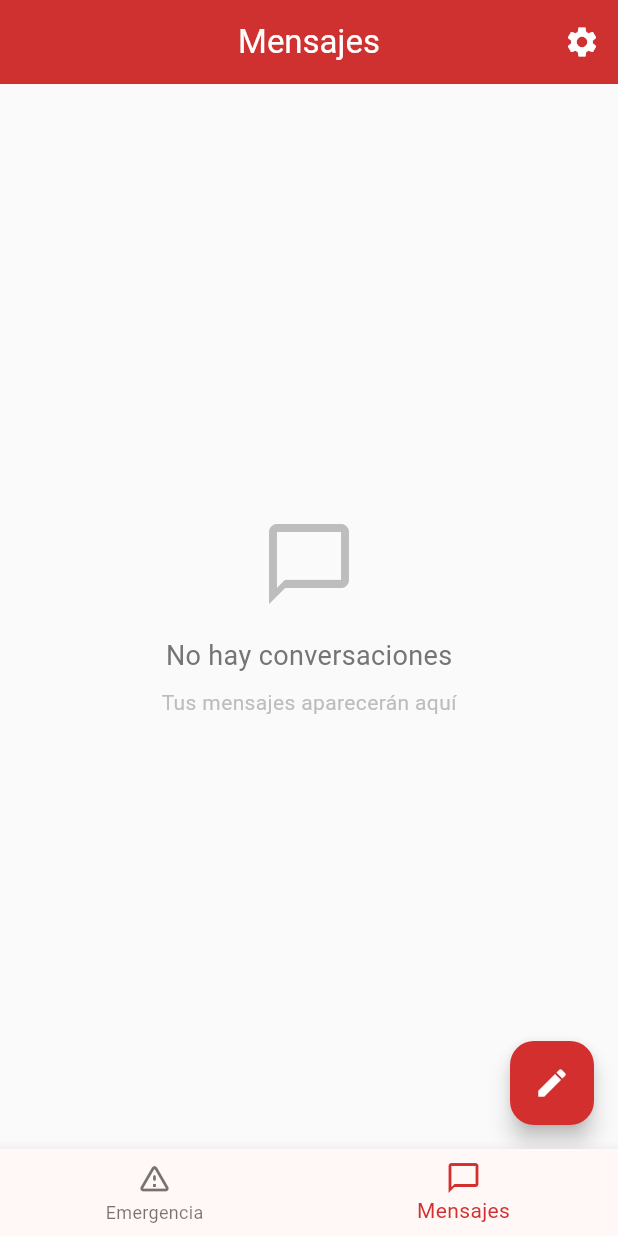
After one commit to jhcoder2024/localizador-movil-emergencia, a Flutter app: the HomeScreen screen opened by its route, item 2 of the bottom bar chosen, after a tap on the "edit" icon, on a phone screen of 412 x 824 dp. The commit adds this screen. Run offline on Flutter 3.47's test engine with Material 3 defaults, Android fonts, the phone set to English and light mode, and no system bars; our stand-ins replace audioplayers, dio, drift, equatable, flutter_contacts, flutter_dotenv and 7 more; missing offline and left inert: flutter_background_service; accounts and stored records are empty; generated files the repository leaves out were written again; project files that could hold a hidden picture were left out.

Commit message:
Conversion de la app en una app de sms. sprint 3

```diff
--- a/lib/app/di/presentation_module.dart
+++ b/lib/app/di/presentation_module.dart
@@ -2,6 +2,7 @@ import 'package:get_it/get_it.dart';
 import 'package:provider/provider.dart';
 import 'package:localizador_movil_emergencia/presentation/providers/main_provider.dart';
 import 'package:localizador_movil_emergencia/presentation/providers/config_provider.dart';
+import 'package:localizador_movil_emergencia/presentation/providers/inbox_provider.dart';
 
 final getIt = GetIt.instance;
 
@@ -23,6 +24,11 @@ void initPresentationModule() {
       smsRepository: getIt(),
     ),
   );
+  getIt.registerFactory<InboxProvider>(
+    () => InboxProvider(
+      smsInboxRepository: getIt(),
+    ),
+  );
 }
 
 List<ChangeNotifierProvider> get providers => [
@@ -32,4 +38,7 @@ List<ChangeNotifierProvider> get providers => [
       ChangeNotifierProvider<ConfigProvider>(
         create: (_) => getIt<ConfigProvider>(),
       ),
+      ChangeNotifierProvider<InboxProvider>(
+        create: (_) => getIt<InboxProvider>(),
+      ),
     ];
--- /dev/null
+++ b/lib/presentation/providers/inbox_provider.dart
@@ -0,0 +1,34 @@
+import 'dart:async';
+import 'package:flutter/foundation.dart';
+import 'package:localizador_movil_emergencia/domain/entities/conversation.dart';
+import 'package:localizador_movil_emergencia/domain/repositories/sms_inbox_repository.dart';
+
+class InboxProvider extends ChangeNotifier {
+  final SmsInboxRepository _smsInboxRepository;
+  StreamSubscription? _conversationsSub;
+
+  List<Conversation> _conversations = [];
+  bool _cargando = true;
+
+  InboxProvider({required SmsInboxRepository smsInboxRepository})
+      : _smsInboxRepository = smsInboxRepository;
+
+  List<Conversation> get conversations => _conversations;
+  bool get cargando => _cargando;
+  bool get vacio => !_cargando && _conversations.isEmpty;
+
+  void init() {
+    _conversationsSub?.cancel();
+    _conversationsSub = _smsInboxRepository.watchConversations().listen((convs) {
+      _conversations = convs;
+      _cargando = false;
+      notifyListeners();
+    });
+  }
+
+  @override
+  void dispose() {
+    _conversationsSub?.cancel();
+    super.dispose();
+  }
+}
--- /dev/null
+++ b/lib/presentation/screens/home_screen.dart
@@ -0,0 +1,59 @@
+import 'package:flutter/material.dart';
+import 'package:go_router/go_router.dart';
+import 'package:localizador_movil_emergencia/presentation/screens/main_screen.dart';
+import 'package:localizador_movil_emergencia/presentation/screens/inbox_screen.dart';
+
+class HomeScreen extends StatefulWidget {
+  final String? initialTab;
+  const HomeScreen({super.key, this.initialTab});
+
+  @override
+  State<HomeScreen> createState() => _HomeScreenState();
+}
+
+class _HomeScreenState extends State<HomeScreen> {
+  int _currentIndex = 0;
+
+  final List<Widget> _screens = const [
+    MainScreen(),
+    InboxScreen(),
+  ];
+
+  @override
+  void initState() {
+    super.initState();
+    if (widget.initialTab == 'inbox') {
+      _currentIndex = 1;
+    }
+  }
+
+  @override
+  Widget build(BuildContext context) {
+    return Scaffold(
+      body: IndexedStack(
+        index: _currentIndex,
+        children: _screens,
+      ),
+      bottomNavigationBar: BottomNavigationBar(
+        currentIndex: _currentIndex,
+        onTap: (index) {
+          setState(() {
+            _currentIndex = index;
+          });
+        },
+        type: BottomNavigationBarType.fixed,
+        selectedItemColor: const Color(0xFFD32F2F),
+        items: const [
+          BottomNavigationBarItem(
+            icon: Icon(Icons.warning_amber_rounded),
+            label: 'Emergencia',
+          ),
+          BottomNavigationBarItem(
+            icon: Icon(Icons.chat_bubble_outline),
+            label: 'Mensajes',
+          ),
+        ],
+      ),
+    );
+  }
+}
--- /dev/null
+++ b/lib/presentation/screens/inbox_screen.dart
@@ -0,0 +1,146 @@
+import 'package:flutter/material.dart';
+import 'package:provider/provider.dart';
+import 'package:go_router/go_router.dart';
+import 'package:localizador_movil_emergencia/domain/entities/conversation.dart';
+import 'package:localizador_movil_emergencia/presentation/providers/inbox_provider.dart';
+
+class InboxScreen extends StatefulWidget {
+  const InboxScreen({super.key});
+
+  @override
+  State<InboxScreen> createState() => _InboxScreenState();
+}
+
+class _InboxScreenState extends State<InboxScreen> {
+  @override
+  void initState() {
+    super.initState();
+    WidgetsBinding.instance.addPostFrameCallback((_) {
+      context.read<InboxProvider>().init();
+    });
+  }
+
+  @override
+  Widget build(BuildContext context) {
+    return Consumer<InboxProvider>(
+      builder: (context, provider, _) {
+        return Scaffold(
+          appBar: AppBar(
+            title: const Text('Mensajes'),
+            actions: [
+              IconButton(
+                icon: const Icon(Icons.settings),
+                onPressed: () => context.push('/config'),
+              ),
+            ],
+          ),
+          body: _buildBody(provider),
+          floatingActionButton: FloatingActionButton(
+            onPressed: () {
+              // TODO: Navegar a compose screen en Sprint 4
+            },
+            child: const Icon(Icons.edit),
+          ),
+        );
+      },
+    );
+  }
+
+  Widget _buildBody(InboxProvider provider) {
+    if (provider.cargando) {
+      return const Center(child: CircularProgressIndicator());
+    }
+
+    if (provider.vacio) {
+      return Center(
+        child: Column(
+          mainAxisAlignment: MainAxisAlignment.center,
+          children: [
+            Icon(Icons.chat_bubble_outline, size: 64, color: Colors.grey[400]),
+            const SizedBox(height: 16),
+            Text(
+              'No hay conversaciones',
+              style: TextStyle(fontSize: 18, color: Colors.grey[600]),
+            ),
+            const SizedBox(height: 8),
+            Text(
+              'Tus mensajes aparecerán aquí',
+              style: TextStyle(fontSize: 14, color: Colors.grey[400]),
+            ),
+          ],
+        ),
+      );
+    }
+
+    return ListView.builder(
+      itemCount: provider.conversations.length,
+      itemBuilder: (context, index) {
+        final conv = provider.conversations[index];
+        return _buildConversationTile(context, conv);
+      },
+    );
+  }
+
+  Widget _buildConversationTile(BuildContext context, Conversation conv) {
+    final hora = _formatTime(conv.ultimaFecha);
+
+    return ListTile(
+      leading: CircleAvatar(
+        backgroundColor: Colors.primaries[conv.remitente.length % Colors.primaries.length],
+        child: Text(
+          conv.remitente.isNotEmpty ? conv.remitente[0].toUpperCase() : '?',
+          style: const TextStyle(color: Colors.white, fontWeight: FontWeight.bold),
+        ),
+      ),
+      title: Text(
+        conv.remitente,
+        maxLines: 1,
+        overflow: TextOverflow.ellipsis,
+        style: const TextStyle(fontWeight: FontWeight.w600),
+      ),
+      subtitle: Text(
+        conv.ultimoMensaje,
+        maxLines: 1,
+        overflow: TextOverflow.ellipsis,
+        style: TextStyle(color: Colors.grey[600]),
+      ),
+      trailing: Column(
+        mainAxisAlignment: MainAxisAlignment.center,
+        crossAxisAlignment: CrossAxisAlignment.end,
+        children: [
+          Text(
+            hora,
+            style: TextStyle(fontSize: 12, color: Colors.grey[500]),
+          ),
+          if (conv.noLeidos > 0) ...[
+            const SizedBox(height: 4),
+            CircleAvatar(
+              radius: 10,
+              backgroundColor: Colors.red,
+              child: Text(
+                '${conv.noLeidos}',
+                style: const TextStyle(color: Colors.white, fontSize: 10, fontWeight: FontWeight.bold),
+              ),
+            ),
+          ],
+        ],
+      ),
+      onTap: () {
+        context.push('/conversation/${conv.id}');
+      },
+    );
+  }
+
+  String _formatTime(DateTime date) {
+    final now = DateTime.now();
+    final diff = now.difference(date);
+
+    if (diff.inMinutes < 1) return 'Ahora';
+    if (diff.inHours < 1) return '${diff.inMinutes}m';
+    if (diff.inDays < 1) {
+      return '${date.hour.toString().padLeft(2, '0')}:${date.minute.toString().padLeft(2, '0')}';
+    }
+    if (diff.inDays == 1) return 'Ayer';
+    return '${date.day}/${date.month}';
+  }
+}
```
Also changed, not shown: lib/main.dart (+15 -6 lines), lib/presentation/screens/conversation_screen.dart (added, +23 -0 lines), lib/presentation/screens/splash_screen.dart (+20 -0 lines).
